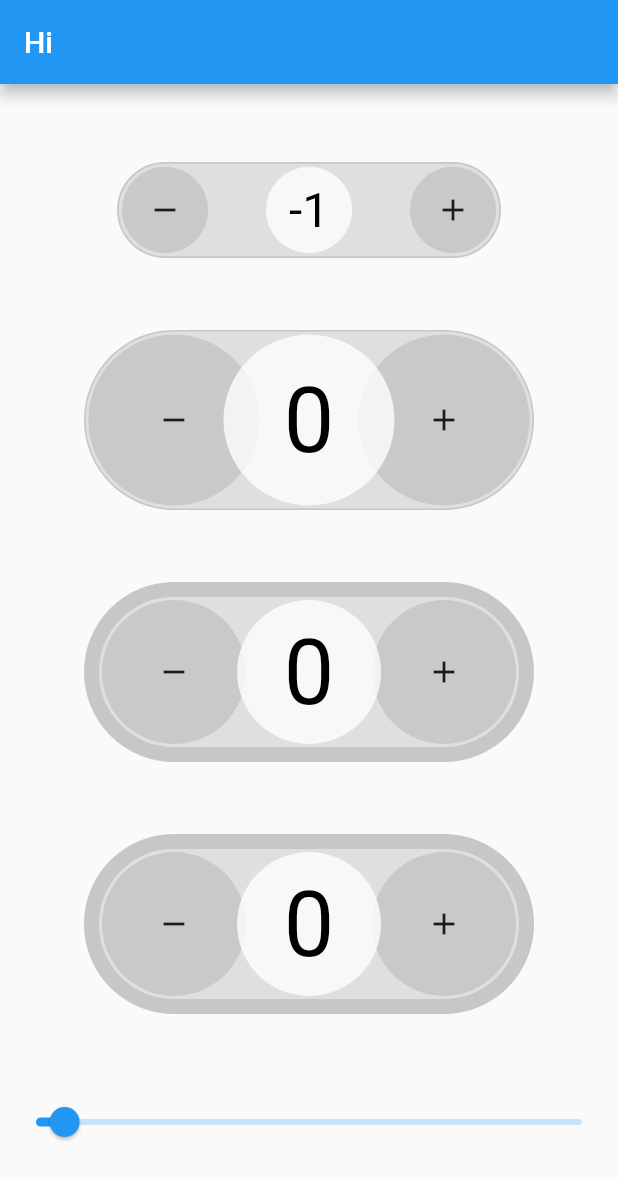
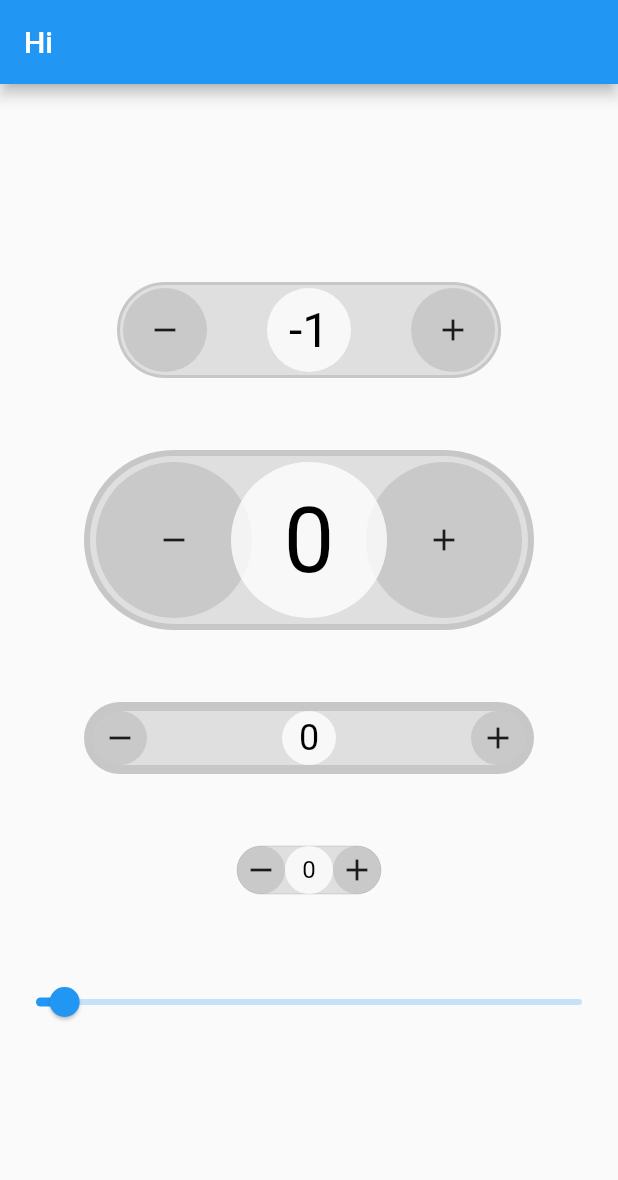
Before and after one commit to BrianCraig/counter_slider, a Flutter app: the screen it shows after launch, after a tap on the "remove" icon, on a phone screen of 412 x 824 dp. Shown: the top 1180 px of the screen. Run offline on Flutter 3.47's test engine with Material 2 defaults, Android fonts, the phone set to English and light mode, and no system bars.

Commit message:
feat: Change counter params and add example

```diff
--- a/lib/counter_slider.dart
+++ b/lib/counter_slider.dart
@@ -31,13 +31,16 @@ class CounterSlider extends StatefulWidget {
     super.key,
     required this.width,
     required this.height,
-    this.buttonRatio = .85,
-    this.slideFactor = .4,
-  }) : assert(slideFactor >= 0.0);
+    this.buttonBorderGap = 2,
+    this.borderSize = 2,
+    this.slideFactor = 1.4,
+  })  : assert(slideFactor >= 0.0),
+        assert(width >= 96),
+        assert(height >= 32);
 
   final double width, height;
 
-  final double buttonRatio, slideFactor;
+  final double borderSize, slideFactor, buttonBorderGap;
 
   @override
   State<CounterSlider> createState() => _CounterSliderState();
@@ -53,15 +56,16 @@ class _CounterSliderState extends State<CounterSlider> {
   double _buttonSize = 0,
       _buttonGap = 0,
       _maxButtonSeparation = 0,
-      _halfWidth = 0;
+      _halfWidth = 0,
+      _buttonRadius = 0;
 
   void calculateDimensions() {
-    _buttonSize = widget.buttonRatio * widget.height;
-    _buttonGap = (widget.height - _buttonSize) / 2;
+    _buttonGap = widget.borderSize + widget.buttonBorderGap;
+    _buttonSize = widget.height - (_buttonGap * 2);
+    _buttonRadius = _buttonSize / 2;
     _halfWidth = (widget.width / 2);
-    _maxButtonSeparation = (_halfWidth * (1 + widget.slideFactor) -
-        (_buttonSize / 2) -
-        _buttonGap);
+    _maxButtonSeparation =
+        _halfWidth * widget.slideFactor - _buttonRadius - _buttonGap;
   }
 
   @override
@@ -98,7 +102,7 @@ class _CounterSliderState extends State<CounterSlider> {
   Widget build(BuildContext context) {
     var clamped = lockedOn.lockManipulation(this);
     double xStatus = clamped.dx / _maxButtonSeparation;
-    double x = xStatus * _halfWidth * (widget.slideFactor);
+    double x = xStatus * _halfWidth * (widget.slideFactor - 1);
     double y = clamped.dy.clamp(0, widget.height * .2);
     CrossFadeState cs =
         y < clamped.dy ? CrossFadeState.showSecond : CrossFadeState.showFirst;
@@ -117,18 +121,17 @@ class _CounterSliderState extends State<CounterSlider> {
               top: y,
               child: Container(
                 decoration: BoxDecoration(
-                    borderRadius:
-                        BorderRadius.circular(_buttonSize / 2 + _buttonGap),
+                    borderRadius: BorderRadius.all(Radius.circular(widget.height)),
                     border: Border.all(
                         color: const Color.fromARGB(28, 0, 0, 0),
-                        width: _buttonGap - 2),
+                        width: widget.borderSize),
                     color: const Color.fromARGB(28, 0, 0, 0)),
                 child: SizedBox(
-                  width: widget.width - (_buttonGap * 2) + 4,
-                  height: widget.height - (_buttonGap * 2) + 4,
+                  width: widget.width - (widget.borderSize * 2),
+                  height: widget.height - (widget.borderSize * 2),
                   child: AnimatedCrossFade(
                     firstChild: Padding(
-                      padding: const EdgeInsets.all(2.0),
+                      padding: EdgeInsets.all(widget.buttonBorderGap),
                       child: Row(
                         mainAxisAlignment: MainAxisAlignment.spaceBetween,
                         children: [
@@ -166,7 +169,7 @@ class _CounterSliderState extends State<CounterSlider> {
               ),
             ),
             Positioned(
-              left: widget.width / 2 - _buttonSize / 2 + clamped.dx,
+              left: _halfWidth - _buttonRadius + clamped.dx,
               top: _buttonGap + clamped.dy,
               child: GestureDetector(
                 onTap: increment,
@@ -202,7 +205,7 @@ class _CounterSliderState extends State<CounterSlider> {
                   cursor: SystemMouseCursors.grab,
                   child: Container(
                     decoration: BoxDecoration(
-                      borderRadius: BorderRadius.circular(_buttonSize / 2),
+                      borderRadius: BorderRadius.circular(_buttonRadius),
                       color: const Color.fromARGB(200, 255, 255, 255),
                     ),
                     child: SizedBox(
--- a/lib/main.dart
+++ b/lib/main.dart
@@ -1,9 +1,16 @@
 import 'package:counter_slider/counter_slider.dart';
+import 'package:counter_slider/flutter_form.dart';
 import 'package:flutter/material.dart';
 
 void main() {
   runApp(const MyApp());
 }
+
+const p0 = MyHomePage();
+
+const p1 = FormPage(
+  title: 'Title',
+);
 
 class MyApp extends StatelessWidget {
   const MyApp({super.key});
@@ -14,7 +21,7 @@ class MyApp extends StatelessWidget {
       theme: ThemeData(
         primarySwatch: Colors.blue,
       ),
-      home: const MyHomePage(),
+      home: p0,
     );
   }
 }
@@ -34,32 +41,33 @@ class MyHomePage extends StatelessWidget {
             const CounterSlider(
               width: 256,
               height: 64,
-              buttonRatio: 0.9,
-              slideFactor: 0,
+              slideFactor: 1,
             ),
             const SizedBox(height: 48),
             const CounterSlider(
               width: 300,
               height: 120,
-              buttonRatio: 0.95,
-              slideFactor: 0.4,
+              borderSize: 4,
+              buttonBorderGap: 4,
             ),
             const SizedBox(height: 48),
             const CounterSlider(
               width: 300,
-              height: 120,
-              buttonRatio: 0.8,
-              slideFactor: 0.4,
+              height: 48,
+              slideFactor: 0.3,
+              borderSize: 6,
+              buttonBorderGap: 0,
             ),
             const SizedBox(height: 48),
             const CounterSlider(
-              width: 300,
-              height: 120,
-              buttonRatio: 0.8,
-              slideFactor: 0.4,
+              width: 96,
+              height: 32,
+              slideFactor: 4,
+              buttonBorderGap: 0,
+              borderSize: 0,
             ),
             const SizedBox(height: 48),
-            Slider(value: 0.5, onChanged: (_){}, min: -5, max: 100),
+            Slider(value: 0.5, onChanged: (_) {}, min: -5, max: 100),
           ],
         ),
       ),
```
Also changed, not shown: lib/flutter_form.dart (added, +84 -0 lines).
